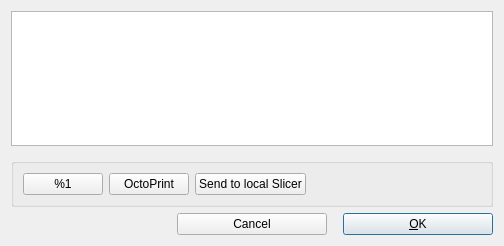
Old version of the form src/gui/PrintInitDialog.ui in the repository openscad/openscad.
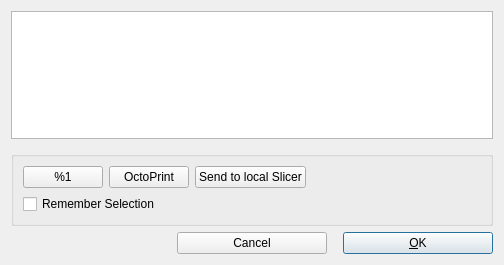
New version of the form.

Commit message: Provide setting to remember print service selection.

What changed in the file:
```diff
--- a/src/gui/PrintInitDialog.ui
+++ b/src/gui/PrintInitDialog.ui
@@ -7,7 +7,7 @@
     <x>0</x>
     <y>0</y>
     <width>504</width>
-    <height>246</height>
+    <height>265</height>
    </rect>
   </property>
   <property name="windowTitle">
@@ -85,21 +85,8 @@
      <property name="flat">
       <bool>false</bool>
      </property>
-     <layout class="QHBoxLayout" name="horizontalLayout">
-      <item>
-       <widget class="QPushButton" name="printServiceButton">
-        <property name="text">
-         <string>%1</string>
-        </property>
-        <property name="checkable">
-         <bool>true</bool>
-        </property>
-        <property name="autoExclusive">
-         <bool>true</bool>
-        </property>
-       </widget>
-      </item>
-      <item>
+     <layout class="QGridLayout" name="gridLayout_2">
+      <item row="0" column="1">
        <widget class="QPushButton" name="octoPrintButton">
         <property name="text">
          <string>OctoPrint</string>
@@ -112,20 +99,7 @@
         </property>
        </widget>
       </item>
-      <item>
-       <widget class="QPushButton" name="LocalSlicerButton">
-        <property name="text">
-         <string>Send to local Slicer</string>
-        </property>
-        <property name="checkable">
-         <bool>true</bool>
-        </property>
-        <property name="autoExclusive">
-         <bool>true</bool>
-        </property>
-       </widget>
-      </item>
-      <item>
+      <item row="0" column="3">
        <spacer name="horizontalSpacer">
         <property name="orientation">
          <enum>Qt::Horizontal</enum>
@@ -138,6 +112,39 @@
         </property>
        </spacer>
       </item>
+      <item row="0" column="0">
+       <widget class="QPushButton" name="printServiceButton">
+        <property name="text">
+         <string>%1</string>
+        </property>
+        <property name="checkable">
+         <bool>true</bool>
+        </property>
+        <property name="autoExclusive">
+         <bool>true</bool>
+        </property>
+       </widget>
+      </item>
+      <item row="0" column="2">
+       <widget class="QPushButton" name="LocalSlicerButton">
+        <property name="text">
+         <string>Send to local Slicer</string>
+        </property>
+        <property name="checkable">
+         <bool>true</bool>
+        </property>
+        <property name="autoExclusive">
+         <bool>true</bool>
+        </property>
+       </widget>
+      </item>
+      <item row="1" column="0" colspan="3">
+       <widget class="QCheckBox" name="checkBoxRememberSelection">
+        <property name="text">
+         <string>Remember Selection</string>
+        </property>
+       </widget>
+      </item>
      </layout>
     </widget>
    </item>
```
The commit also changes 8 other files.
